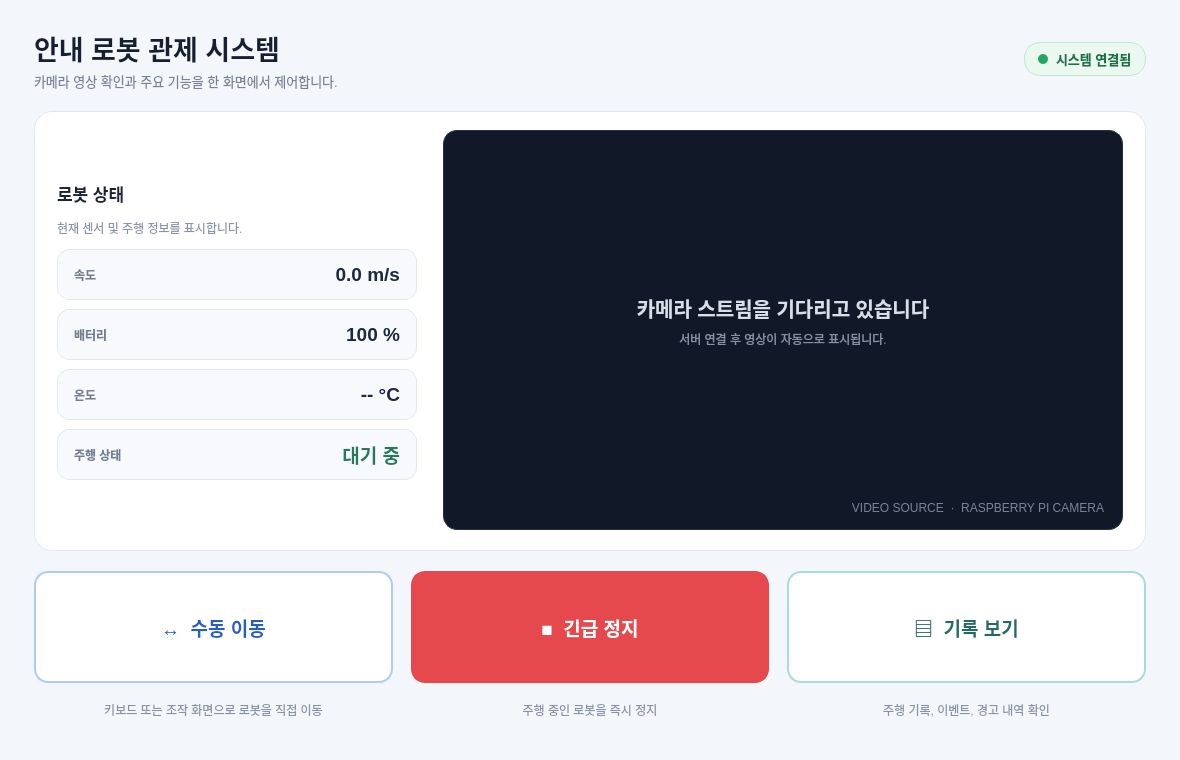
PKNU-IoT-Wifighting/AMR_project, file wifiting_ws/ManagerScreen/mainwindow.ui: the form before one commit.
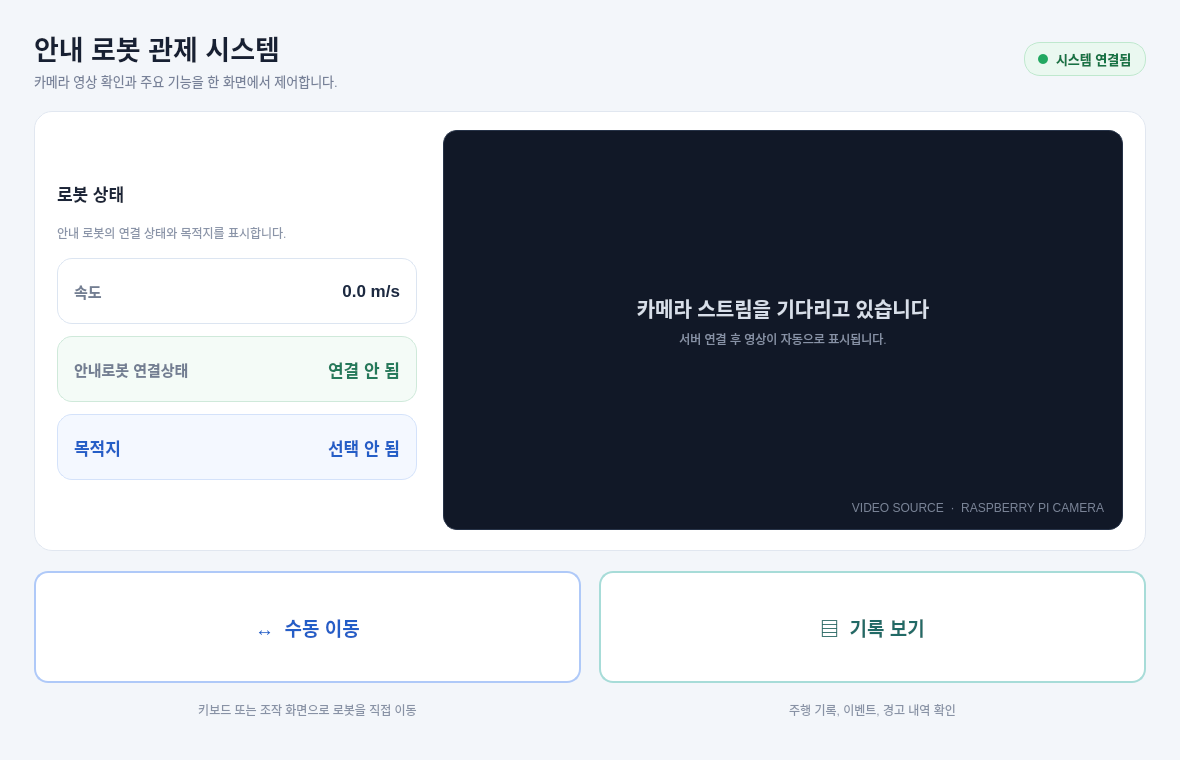
The form after the commit.

The edit to the form file:
```diff
--- a/wifiting_ws/ManagerScreen/mainwindow.ui
+++ b/wifiting_ws/ManagerScreen/mainwindow.ui
@@ -141,33 +141,46 @@
 }
 
 QFrame#speedStatusCard,
-QFrame#batteryStatusCard,
-QFrame#temperatureStatusCard,
-QFrame#driveStatusCard {
-    background-color: #F7F9FC;
-    border: 1px solid #E2E8F1;
-    border-radius: 12px;
+QFrame#robotConnectionStatusCard,
+QFrame#destinationStatusCard {
+    background-color: #FFFFFF;
+    border: 1px solid #DCE5F1;
+    border-radius: 15px;
+}
+
+QFrame#robotConnectionStatusCard {
+    background-color: #F4FBF7;
+    border-color: #CFE9DA;
+}
+
+QFrame#destinationStatusCard {
+    background-color: #F4F8FF;
+    border-color: #D4E2FA;
 }
 
 QLabel#speedTitleLabel,
-QLabel#batteryTitleLabel,
-QLabel#temperatureTitleLabel,
-QLabel#driveStatusTitleLabel {
+QLabel#robotConnectionTitleLabel,
+QLabel#destinationTitleLabel {
     color: #737E92;
-    font-size: 12px;
-    font-weight: 600;
+    font-size: 15px;
+    font-weight: 700;
 }
 
 QLabel#speedValueLabel,
-QLabel#batteryValueLabel,
-QLabel#temperatureValueLabel,
-QLabel#driveStatusValueLabel {
+QLabel#robotConnectionValueLabel,
+QLabel#destinationValueLabel {
     color: #1C2940;
-    font-size: 19px;
+    font-size: 17px;
     font-weight: 700;
 }
 
-QLabel#driveStatusValueLabel {
+QLabel#destinationTitleLabel,
+QLabel#destinationValueLabel {
+    color: #245EC7;
+    font-size: 17px;
+}
+
+QLabel#robotConnectionValueLabel {
     color: #247A5B;
 }
 
@@ -206,22 +219,6 @@
     border-color: #2868CC;
 }
 
-QPushButton#emergencyStopButton {
-    color: #FFFFFF;
-    background-color: #E5484D;
-    border: 2px solid #E5484D;
-}
-
-QPushButton#emergencyStopButton:hover {
-    background-color: #D63C42;
-    border-color: #D63C42;
-}
-
-QPushButton#emergencyStopButton:pressed {
-    background-color: #BF3137;
-    border-color: #BF3137;
-}
-
 QPushButton#logViewButton {
     color: #216A66;
     background-color: #FFFFFF;
@@ -238,7 +235,6 @@
 }
 
 QLabel#manualCaptionLabel,
-QLabel#emergencyCaptionLabel,
 QLabel#logCaptionLabel {
     color: #8892A5;
     font-size: 12px;
@@ -445,7 +441,7 @@
            </property>
            <layout class="QVBoxLayout" name="robotStatusPanelLayout">
             <property name="spacing">
-             <number>9</number>
+             <number>12</number>
             </property>
             <property name="leftMargin">
              <number>0</number>
@@ -469,7 +465,7 @@
             <item>
              <widget class="QLabel" name="statusPanelDescriptionLabel">
               <property name="text">
-               <string>현재 센서 및 주행 정보를 표시합니다.</string>
+               <string>안내 로봇의 연결 상태와 목적지를 표시합니다.</string>
               </property>
              </widget>
             </item>
@@ -478,7 +474,7 @@
               <property name="minimumSize">
                <size>
                 <width>0</width>
-                <height>51</height>
+                <height>66</height>
                </size>
               </property>
               <property name="frameShape">
@@ -489,13 +485,13 @@
                 <number>16</number>
                </property>
                <property name="topMargin">
-                <number>8</number>
+                <number>12</number>
                </property>
                <property name="rightMargin">
                 <number>16</number>
                </property>
                <property name="bottomMargin">
-                <number>8</number>
+                <number>12</number>
                </property>
                <item>
                 <widget class="QLabel" name="speedTitleLabel">
@@ -531,38 +527,38 @@
              </widget>
             </item>
             <item>
-             <widget class="QFrame" name="batteryStatusCard">
+             <widget class="QFrame" name="robotConnectionStatusCard">
               <property name="minimumSize">
                <size>
                 <width>0</width>
-                <height>51</height>
+                <height>66</height>
                </size>
               </property>
               <property name="frameShape">
                <enum>QFrame::Shape::NoFrame</enum>
               </property>
-              <layout class="QHBoxLayout" name="batteryStatusCardLayout">
+              <layout class="QHBoxLayout" name="robotConnectionStatusCardLayout">
                <property name="leftMargin">
                 <number>16</number>
                </property>
                <property name="topMargin">
-                <number>8</number>
+                <number>12</number>
                </property>
                <property name="rightMargin">
                 <number>16</number>
                </property>
                <property name="bottomMargin">
-                <number>8</number>
+                <number>12</number>
                </property>
                <item>
-                <widget class="QLabel" name="batteryTitleLabel">
+                <widget class="QLabel" name="robotConnectionTitleLabel">
                  <property name="text">
-                  <string>배터리</string>
+                  <string>안내로봇 연결상태</string>
                  </property>
                 </widget>
                </item>
                <item>
-                <spacer name="batteryStatusSpacer">
+                <spacer name="robotConnectionStatusSpacer">
                  <property name="orientation">
                   <enum>Qt::Orientation::Horizontal</enum>
                  </property>
@@ -575,9 +571,9 @@
                 </spacer>
                </item>
                <item>
-                <widget class="QLabel" name="batteryValueLabel">
+                <widget class="QLabel" name="robotConnectionValueLabel">
                  <property name="text">
-                  <string>100 %</string>
+                  <string>연결 안 됨</string>
                  </property>
                  <property name="alignment">
                   <set>Qt::AlignmentFlag::AlignRight|Qt::AlignmentFlag::AlignTrailing|Qt::AlignmentFlag::AlignVCenter</set>
@@ -588,38 +584,38 @@
              </widget>
             </item>
             <item>
-             <widget class="QFrame" name="temperatureStatusCard">
+             <widget class="QFrame" name="destinationStatusCard">
               <property name="minimumSize">
                <size>
                 <width>0</width>
-                <height>51</height>
+                <height>66</height>
                </size>
               </property>
               <property name="frameShape">
                <enum>QFrame::Shape::NoFrame</enum>
               </property>
-              <layout class="QHBoxLayout" name="temperatureStatusCardLayout">
+              <layout class="QHBoxLayout" name="destinationStatusCardLayout">
                <property name="leftMargin">
                 <number>16</number>
                </property>
                <property name="topMargin">
-                <number>8</number>
+                <number>12</number>
                </property>
                <property name="rightMargin">
                 <number>16</number>
                </property>
                <property name="bottomMargin">
-                <number>8</number>
+                <number>12</number>
                </property>
                <item>
-                <widget class="QLabel" name="temperatureTitleLabel">
+                <widget class="QLabel" name="destinationTitleLabel">
                  <property name="text">
-                  <string>온도</string>
+                  <string>목적지</string>
                  </property>
                 </widget>
                </item>
                <item>
-                <spacer name="temperatureStatusSpacer">
+                <spacer name="destinationStatusSpacer">
                  <property name="orientation">
                   <enum>Qt::Orientation::Horizontal</enum>
                  </property>
@@ -632,66 +628,9 @@
                 </spacer>
                </item>
                <item>
-                <widget class="QLabel" name="temperatureValueLabel">
+                <widget class="QLabel" name="destinationValueLabel">
                  <property name="text">
-                  <string>-- °C</string>
-                 </property>
-                 <property name="alignment">
-                  <set>Qt::AlignmentFlag::AlignRight|Qt::AlignmentFlag::AlignTrailing|Qt::AlignmentFlag::AlignVCenter</set>
-                 </property>
-                </widget>
-               </item>
-              </layout>
-             </widget>
-            </item>
-            <item>
-             <widget class="QFrame" name="driveStatusCard">
-              <property name="minimumSize">
-               <size>
-                <width>0</width>
-                <height>51</height>
-               </size>
-              </property>
-              <property name="frameShape">
-               <enum>QFrame::Shape::NoFrame</enum>
-              </property>
-              <layout class="QHBoxLayout" name="driveStatusCardLayout">
-               <property name="leftMargin">
-                <number>16</number>
-               </property>
-               <property name="topMargin">
-                <number>8</number>
-               </property>
-               <property name="rightMargin">
-                <number>16</number>
-               </property>
-               <property name="bottomMargin">
-                <number>8</number>
-               </property>
-               <item>
-                <widget class="QLabel" name="driveStatusTitleLabel">
-                 <property name="text">
-                  <string>주행 상태</string>
-                 </property>
-                </widget>
-               </item>
-               <item>
-                <spacer name="driveStatusSpacer">
-                 <property name="orientation">
-                  <enum>Qt::Orientation::Horizontal</enum>
-                 </property>
-                 <property name="sizeHint" stdset="0">
-                  <size>
-                   <width>40</width>
-                   <height>20</height>
-                  </size>
-                 </property>
-                </spacer>
-               </item>
-               <item>
-                <widget class="QLabel" name="driveStatusValueLabel">
-                 <property name="text">
-                  <string>대기 중</string>
+                  <string>선택 안 됨</string>
                  </property>
                  <property name="alignment">
                   <set>Qt::AlignmentFlag::AlignRight|Qt::AlignmentFlag::AlignTrailing|Qt::AlignmentFlag::AlignVCenter</set>
@@ -861,33 +800,6 @@
         </item>
        </layout>
       </item>
-      <item>
-       <layout class="QVBoxLayout" name="emergencyActionLayout">
-        <property name="spacing">
-         <number>6</number>
-        </property>
-        <item>
-         <widget class="QPushButton" name="emergencyStopButton">
-          <property name="cursor">
-           <cursorShape>PointingHandCursor</cursorShape>
-          </property>
-          <property name="text">
-           <string>■  긴급 정지</string>
-          </property>
-         </widget>
-        </item>
-        <item>
-         <widget class="QLabel" name="emergencyCaptionLabel">
-          <property name="text">
-           <string>주행 중인 로봇을 즉시 정지</string>
-          </property>
-          <property name="alignment">
-           <set>Qt::AlignmentFlag::AlignCenter</set>
-          </property>
-         </widget>
-        </item>
-       </layout>
-      </item>
       <item>
        <layout class="QVBoxLayout" name="logActionLayout">
         <property name="spacing">
```
